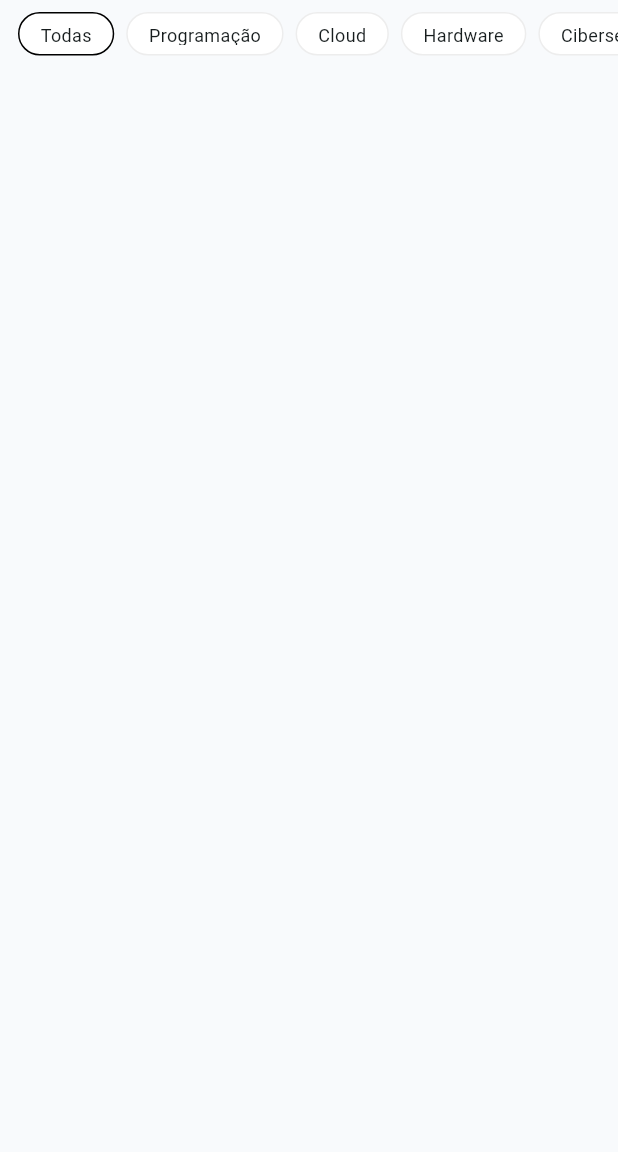
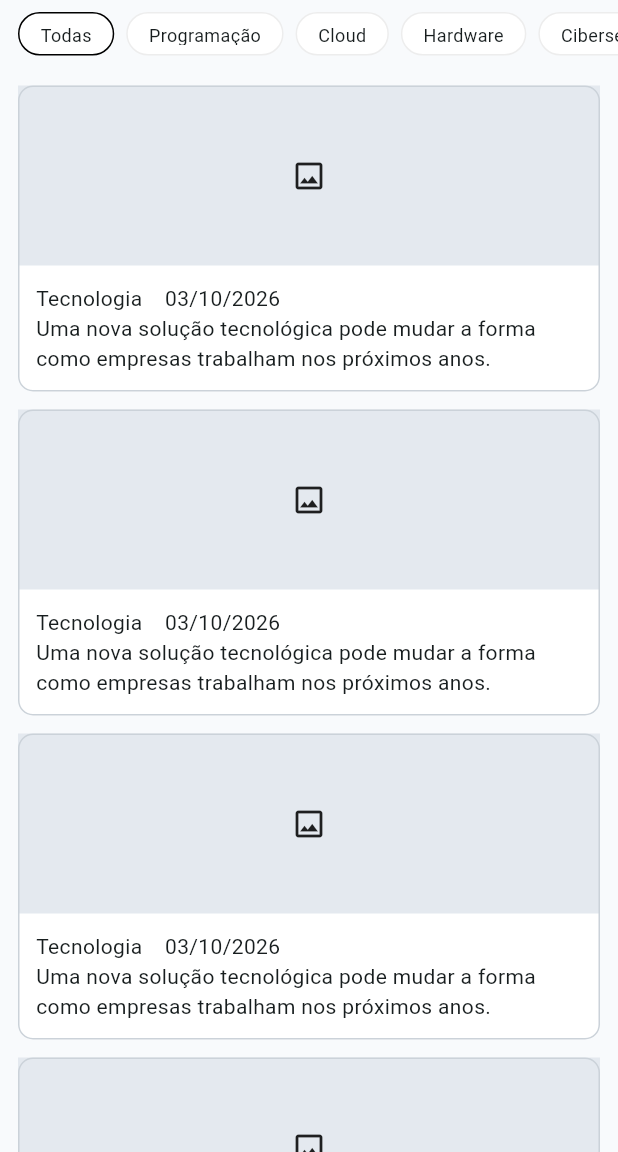
Before and after one commit to JoshuaMViudes/app_noticias_tii, a Flutter app: the screen it shows after launch, on a phone screen of 412 x 824 dp, the part 84-1236 px from its top. Run offline on Flutter 3.47's test engine with Material 3 defaults, Android fonts, the phone set to English and light mode, and no system bars.

Commit message:
Configuração do Card de Notícias

```diff
--- a/lib/home_page.dart
+++ b/lib/home_page.dart
@@ -2,6 +2,44 @@ import 'package:flutter/material.dart';
 
 class HomePage extends StatelessWidget {
   const HomePage({super.key});
+
+  static final List<Map<String, String>> noticias = [
+    {
+      'titulo': 'Nova tecnologia promete transformar o mercado',
+      'resumo':
+          'Uma nova solução tecnológica pode mudar a forma como empresas trabalham nos próximos anos.',
+      'categoria': 'Tecnologia',
+      'data': '06/10/2026',
+    },
+    {
+      'titulo': 'Brasil anuncia novos investimentos em educação',
+      'resumo':
+          'O governo anunciou novos investimentos para melhorar a infraestrutura das escolas públicas.',
+      'categoria': 'Educação',
+      'data': '05/10/2026',
+    },
+    {
+      'titulo': 'Mercado de trabalho ganha novas oportunidades',
+      'resumo':
+          'Empresas de diferentes setores estão abrindo novas vagas para profissionais.',
+      'categoria': 'Economia',
+      'data': '04/10/2026',
+    },
+    {
+      'titulo': 'Campeonato brasileiro chega à reta final',
+      'resumo':
+          'Os principais times se preparam para as últimas rodadas da competição nacional.',
+      'categoria': 'Esportes',
+      'data': '03/10/2026',
+    },
+    {
+      'titulo': 'Previsão indica semana de temperaturas elevadas',
+      'resumo':
+          'Meteorologistas preveem temperaturas acima da média em diversas regiões do país.',
+      'categoria': 'Brasil',
+      'data': '02/10/2026',
+    },
+  ];
 
   static final List<String> categorias = [
     'Todas',
@@ -9,6 +47,11 @@ class HomePage extends StatelessWidget {
     'Cloud',
     'Hardware',
     'Cibersegurança',
+    'Tecnologia',
+    'Educação',
+    'Economia',
+    'Esportes',
+    'Brasil',
   ];
 
   @override
@@ -61,6 +104,54 @@ class HomePage extends StatelessWidget {
               }).toList(),
             ),
           ),
+          Expanded(
+            child: ListView.builder(
+              padding: const EdgeInsets.all(12),
+              itemCount: noticias.length,
+              itemBuilder: (context, index) {
+                final noticia = noticias[index];
+                return Card(
+                  margin: const EdgeInsets.only(bottom: 12),
+                  color: Colors.white,
+                  elevation: 0,
+                  shape: RoundedRectangleBorder(
+                    borderRadius: BorderRadius.circular(10),
+                    side: const BorderSide(color: Color(0xFFCBD2D9)),
+                  ),
+                  child: Column(
+                    children: [
+                      Container(
+                        width: double.infinity,
+                        height: 120,
+                        color: const Color(0xFFE4e9EF),
+                        child: const Icon(Icons.image_outlined),
+                      ),
+                      const Padding(
+                        padding: EdgeInsets.all(12),
+                        child: Column(
+                          crossAxisAlignment: CrossAxisAlignment.start,
+                          children: [
+                            Row(
+                              children: [
+                                Text('Tecnologia'),
+                                SizedBox(
+                                  width: 15,
+                                ),
+                                Text('03/10/2026'),
+                              ],
+                            ),
+                            Text(
+                              'Uma nova solução tecnológica pode mudar a forma como empresas trabalham nos próximos anos.',
+                            ),
+                          ],
+                        ),
+                      ),
+                    ],
+                  ),
+                );
+              },
+            ),
+          ),
         ],
       ),
     );
```
